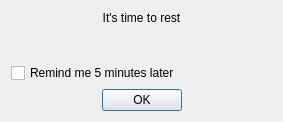
Before: the Qt Designer form restnotifier/restdialog.ui in swarmer/restnotifier, drawn with Qt 5.
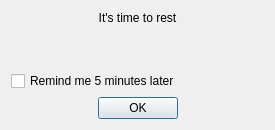
After: the same form once the commit is applied. Icons and pictures are not drawn.

Commit message: Complete image support in dialog message

Patch:
```diff
--- a/restnotifier/restdialog.ui
+++ b/restnotifier/restdialog.ui
@@ -6,8 +6,8 @@
    <rect>
     <x>0</x>
     <y>0</y>
-    <width>283</width>
-    <height>122</height>
+    <width>275</width>
+    <height>130</height>
    </rect>
   </property>
   <property name="minimumSize">
@@ -18,8 +18,8 @@
   </property>
   <property name="maximumSize">
    <size>
-    <width>500</width>
-    <height>200</height>
+    <width>1000000</width>
+    <height>1000000</height>
    </size>
   </property>
   <property name="windowTitle">
```
Left out of the diff: 10 changed lines with no effect on the pictures. The commit also changes 3 other files.
